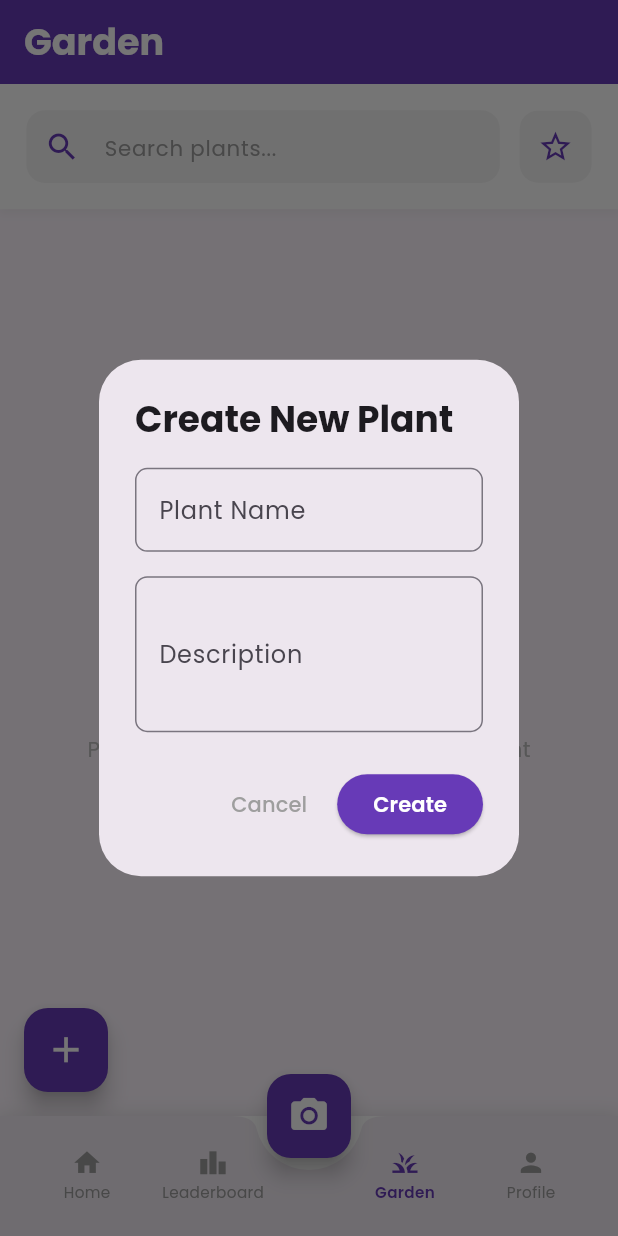
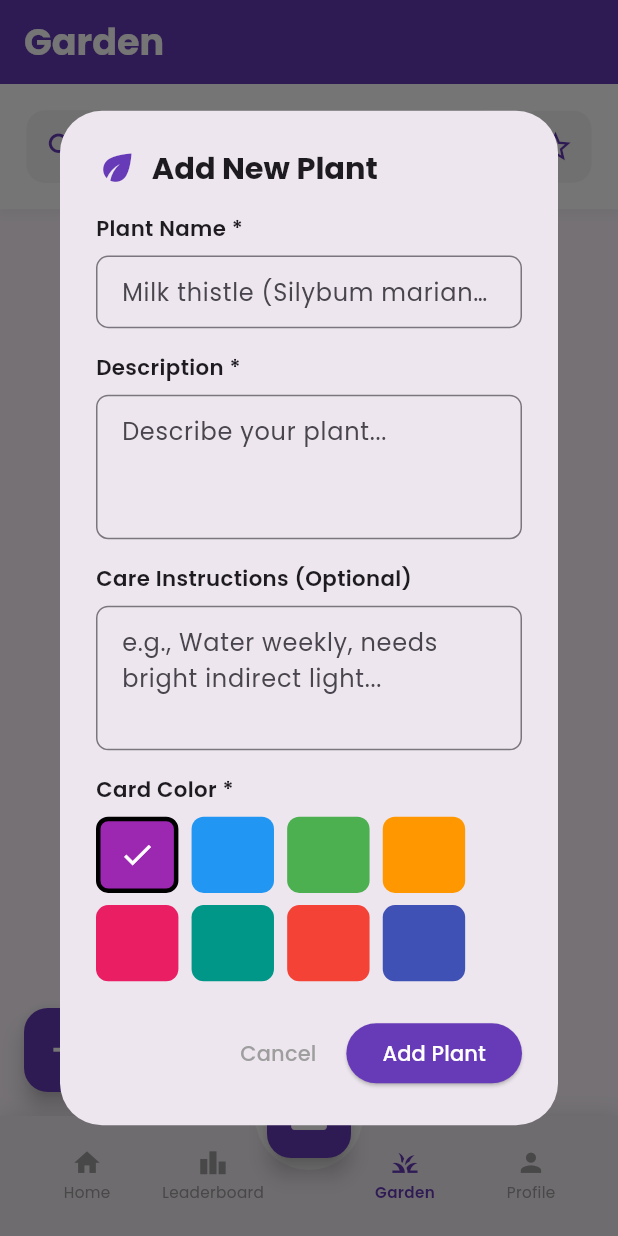
Before and after one commit to ahmxdhijazi/Flourish, a Flutter app: the screen it shows once a user with an empty profile is signed in, item 3 of the bottom bar chosen, after a tap on the "add" icon, on a phone screen of 412 x 824 dp. Run offline on Flutter 3.47's test engine with Material 3 defaults, Android fonts, the phone set to English and light mode, and no system bars; our stand-ins replace camera, cloud_firestore, firebase_auth, firebase_core, firebase_storage, flutter_screenutil and 3 more; missing offline and left inert: forui; accounts and stored records are empty.

Commit message:
plant add box + new timestamp storage

```diff
--- a/wecookedsase/lib/garden.dart
+++ b/wecookedsase/lib/garden.dart
@@ -6,6 +6,7 @@ import 'services/plant_service.dart';
 import 'services/user_service.dart';
 import 'models/plant_model.dart';
 import 'pages/plants_page.dart';
+import 'widgets/add_plant_dialog.dart';
 
 // Garden Screen
 class GardenScreen extends StatefulWidget {
@@ -223,7 +224,7 @@ class _GardenScreenState extends State<GardenScreen> {
         elevation: 0,
       ),
       floatingActionButton: FloatingActionButton(
-        onPressed: _showCreatePlantDialog,
+        onPressed: () => showAddPlantDialog(context, _userId!),
         backgroundColor: Colors.deepPurple,
         elevation: 6,
         heroTag: 'gardenAddPlant', // Unique hero tag to avoid conflicts
--- a/wecookedsase/lib/screen/camera_screen.dart
+++ b/wecookedsase/lib/screen/camera_screen.dart
@@ -138,8 +138,8 @@ class _DisplayPictureScreenState extends State<DisplayPictureScreen> {
       }
 
       // Create a unique filename with timestamp
-      final timestamp = DateTime.now().millisecondsSinceEpoch;
-      final fileName = 'plant_$timestamp.jpg';
+      final timestamp = DateTime.now();
+      final fileName = 'plant_${timestamp.toIso8601String()}.jpg';
 
       // Create reference to Firebase Storage location
       final storageRef = FirebaseStorage.instance
--- /dev/null
+++ b/wecookedsase/lib/widgets/add_plant_dialog.dart
@@ -0,0 +1,316 @@
+import 'package:flutter/material.dart';
+import 'package:flutter_screenutil/flutter_screenutil.dart';
+import 'package:google_fonts/google_fonts.dart';
+import '../services/plant_service.dart';
+import '../models/plant_model.dart';
+
+// Available colors for plant cards
+final List<Map<String, dynamic>> availablePlantColors = [
+  {'name': 'Purple', 'hex': '#9C27B0', 'color': Colors.purple},
+  {'name': 'Blue', 'hex': '#2196F3', 'color': Colors.blue},
+  {'name': 'Green', 'hex': '#4CAF50', 'color': Colors.green},
+  {'name': 'Orange', 'hex': '#FF9800', 'color': Colors.orange},
+  {'name': 'Pink', 'hex': '#E91E63', 'color': Colors.pink},
+  {'name': 'Teal', 'hex': '#009688', 'color': Colors.teal},
+  {'name': 'Red', 'hex': '#F44336', 'color': Colors.red},
+  {'name': 'Indigo', 'hex': '#3F51B5', 'color': Colors.indigo},
+];
+
+Future<void> showAddPlantDialog(BuildContext context, String userId) async {
+  final plantService = PlantService();
+  final nameController = TextEditingController();
+  final descriptionController = TextEditingController();
+  final careInstructionsController = TextEditingController();
+  String selectedColorHex = availablePlantColors[0]['hex'];
+
+  final result = await showDialog<bool>(
+    context: context,
+    builder: (BuildContext dialogContext) {
+      return StatefulBuilder(
+        builder: (context, setState) {
+          return AlertDialog(
+            title: Row(
+              children: [
+                Icon(Icons.eco, color: Colors.deepPurple, size: 28.sp),
+                SizedBox(width: 8.w),
+                Text(
+                  'Add New Plant',
+                  style: GoogleFonts.poppins(
+                    fontSize: 20.sp,
+                    fontWeight: FontWeight.bold,
+                  ),
+                ),
+              ],
+            ),
+            content: SingleChildScrollView(
+              child: Column(
+                mainAxisSize: MainAxisSize.min,
+                crossAxisAlignment: CrossAxisAlignment.start,
+                children: [
+                  // Plant Name
+                  Text(
+                    'Plant Name *',
+                    style: GoogleFonts.poppins(
+                      fontSize: 14.sp,
+                      fontWeight: FontWeight.w600,
+                    ),
+                  ),
+                  SizedBox(height: 8.h),
+                  TextField(
+                    controller: nameController,
+                    decoration: InputDecoration(
+                      hintText: 'Milk thistle (Silybum marianum)',
+                      border: OutlineInputBorder(
+                        borderRadius: BorderRadius.circular(8.r),
+                      ),
+                      contentPadding: EdgeInsets.symmetric(
+                        horizontal: 12.w,
+                        vertical: 12.h,
+                      ),
+                    ),
+                  ),
+                  SizedBox(height: 16.h),
+
+                  // Description
+                  Text(
+                    'Description *',
+                    style: GoogleFonts.poppins(
+                      fontSize: 14.sp,
+                      fontWeight: FontWeight.w600,
+                    ),
+                  ),
+                  SizedBox(height: 8.h),
+                  TextField(
+                    controller: descriptionController,
+                    maxLines: 3,
+                    decoration: InputDecoration(
+                      hintText: 'Describe your plant...',
+                      border: OutlineInputBorder(
+                        borderRadius: BorderRadius.circular(8.r),
+                      ),
+                      contentPadding: EdgeInsets.symmetric(
+                        horizontal: 12.w,
+                        vertical: 12.h,
+                      ),
+                    ),
+                  ),
+                  SizedBox(height: 16.h),
+
+                  // Care Instructions (Optional)
+                  Text(
+                    'Care Instructions (Optional)',
+                    style: GoogleFonts.poppins(
+                      fontSize: 14.sp,
+                      fontWeight: FontWeight.w600,
+                    ),
+                  ),
+                  SizedBox(height: 8.h),
+                  TextField(
+                    controller: careInstructionsController,
+                    maxLines: 3,
+                    decoration: InputDecoration(
+                      hintText: 'e.g., Water weekly, needs bright indirect light...',
+                      border: OutlineInputBorder(
+                        borderRadius: BorderRadius.circular(8.r),
+                      ),
+                      contentPadding: EdgeInsets.symmetric(
+                        horizontal: 12.w,
+                        vertical: 12.h,
+                      ),
+                    ),
+                  ),
+                  SizedBox(height: 16.h),
+
+                  // Color Selection
+                  Text(
+                    'Card Color *',
+                    style: GoogleFonts.poppins(
+                      fontSize: 14.sp,
+                      fontWeight: FontWeight.w600,
+                    ),
+                  ),
+                  SizedBox(height: 8.h),
+                  Wrap(
+                    spacing: 8.w,
+                    runSpacing: 8.h,
+                    children: availablePlantColors.map((colorData) {
+                      final isSelected = selectedColorHex == colorData['hex'];
+                      return GestureDetector(
+                        onTap: () {
+                          setState(() {
+                            selectedColorHex = colorData['hex'];
+                          });
+                        },
+                        child: Container(
+                          width: 50.w,
+                          height: 50.h,
+                          decoration: BoxDecoration(
+                            color: colorData['color'],
+                            borderRadius: BorderRadius.circular(8.r),
+                            border: Border.all(
+                              color: isSelected
+                                  ? Colors.black
+                                  : Colors.transparent,
+                              width: 3,
+                            ),
+                          ),
+                          child: isSelected
+                              ? Icon(
+                                  Icons.check,
+                                  color: Colors.white,
+                                  size: 24.sp,
+                                )
+                              : null,
+                        ),
+                      );
+                    }).toList(),
+                  ),
+                ],
+              ),
+            ),
+            actions: [
+              TextButton(
+                onPressed: () => Navigator.pop(dialogContext, false),
+                child: Text(
+                  'Cancel',
+                  style: GoogleFonts.poppins(color: Colors.grey),
+                ),
+              ),
+              ElevatedButton(
+                onPressed: () {
+                  if (nameController.text.trim().isEmpty) {
+                    ScaffoldMessenger.of(context).showSnackBar(
+                      SnackBar(
+                        content: Text(
+                          'Please enter a plant name',
+                          style: GoogleFonts.poppins(),
+                        ),
+                        backgroundColor: Colors.red,
+                      ),
+                    );
+                    return;
+                  }
+                  if (descriptionController.text.trim().isEmpty) {
+                    ScaffoldMessenger.of(context).showSnackBar(
+                      SnackBar(
+                        content: Text(
+                          'Please enter a description',
+                          style: GoogleFonts.poppins(),
+                        ),
+                        backgroundColor: Colors.red,
+                      ),
+                    );
+                    return;
+                  }
+                  Navigator.pop(dialogContext, true);
+                },
+                style: ElevatedButton.styleFrom(
+                  backgroundColor: Colors.deepPurple,
+                  foregroundColor: Colors.white,
+                ),
+                child: Text(
+                  'Add Plant',
+                  style: GoogleFonts.poppins(),
+                ),
+              ),
+            ],
+          );
+        },
+      );
+    },
+  );
+
+  if (result == true && context.mounted) {
+    // Show loading indicator
+    showDialog(
+      context: context,
+      barrierDismissible: false,
+      builder: (context) => Center(
+        child: Card(
+          child: Padding(
+            padding: EdgeInsets.all(20.w),
+            child: Column(
+              mainAxisSize: MainAxisSize.min,
+              children: [
+                const CircularProgressIndicator(),
+                SizedBox(height: 16.h),
+                Text(
+                  'Adding plant...',
+                  style: GoogleFonts.poppins(),
+                ),
+              ],
+            ),
+          ),
+        ),
+      ),
+    );
+
+    try {
+      // Add the plant to Firebase
+      await plantService.addPlant(
+        Plant(
+          name: nameController.text.trim(),
+          description: descriptionController.text.trim(),
+          colorHex: selectedColorHex,
+          careInstructions: careInstructionsController.text.trim().isEmpty
+              ? 'No specific care instructions provided.'
+              : careInstructionsController.text.trim(),
+        ),
+        userId,
+      );
+
+      // Close loading dialog
+      if (context.mounted) Navigator.pop(context);
+
+      // Show success message
+      if (context.mounted) {
+        ScaffoldMessenger.of(context).showSnackBar(
+          SnackBar(
+            content: Row(
+              children: [
+                const Icon(Icons.check_circle, color: Colors.white),
+                SizedBox(width: 8.w),
+                Text(
+                  'Plant added successfully!',
+                  style: GoogleFonts.poppins(),
+                ),
+              ],
+            ),
+            backgroundColor: Colors.green,
+            behavior: SnackBarBehavior.floating,
+          ),
+        );
+      }
+    } catch (e) {
+      // Close loading dialog
+      if (context.mounted) Navigator.pop(context);
+
+      // Show error message
+      if (context.mounted) {
+        ScaffoldMessenger.of(context).showSnackBar(
+          SnackBar(
+            content: Row(
+              children: [
+                const Icon(Icons.error, color: Colors.white),
+                SizedBox(width: 8.w),
+                Expanded(
+                  child: Text(
+                    'Failed to add plant: $e',
+                    style: GoogleFonts.poppins(),
+                  ),
+                ),
+              ],
+            ),
+            backgroundColor: Colors.red,
+            behavior: SnackBarBehavior.floating,
+          ),
+        );
+      }
+    }
+
+    // Clean up controllers
+    nameController.dispose();
+    descriptionController.dispose();
+    careInstructionsController.dispose();
+  }
+}
```
Also changed, not shown: wecookedsase/lib/main.dart (+2 -83 lines).
